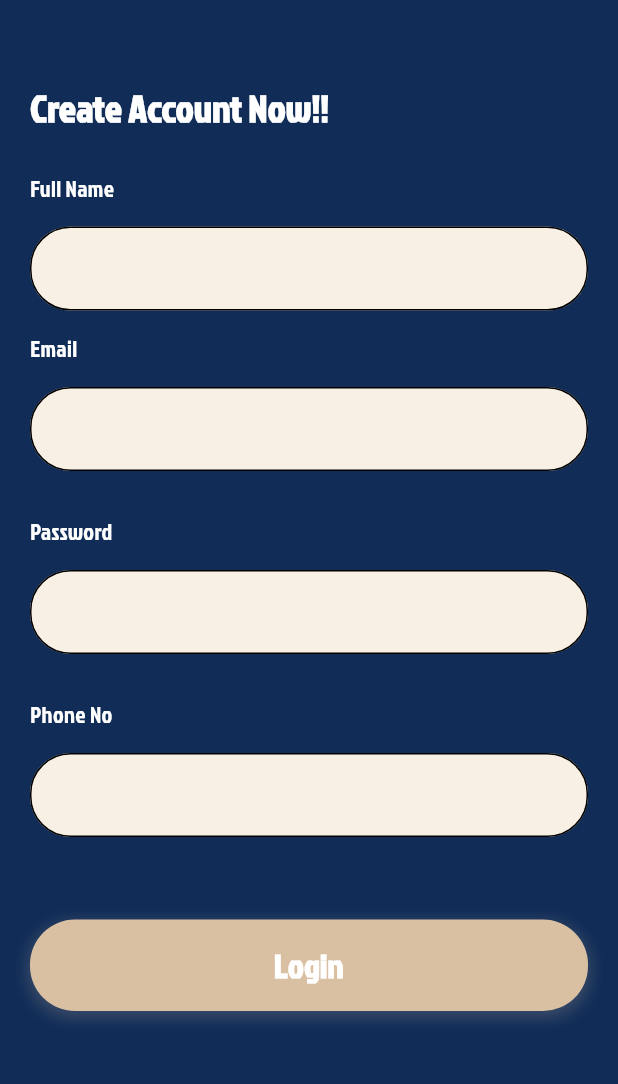
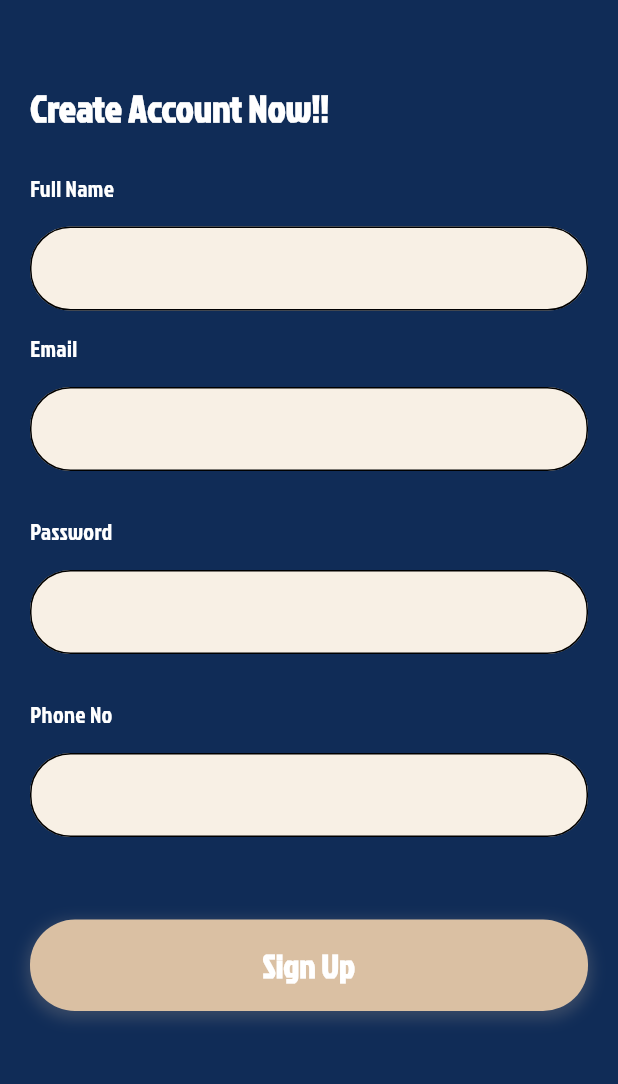
Before and after one commit to Bukola-liz/apploginpage, a Flutter app: the SignupScreen screen opened by its route, on a phone screen of 412 x 824 dp, the part 63-1147 px from its top. Run offline on Flutter 3.47's test engine with Material 3 defaults, Android fonts, the phone set to English and light mode, and no system bars; our stand-ins replace flutter_svg.

Commit message:
Initial commit

```diff
--- a/lib/features/home/home_screen.dart
+++ b/lib/features/home/home_screen.dart
@@ -40,7 +40,7 @@ class HomeScreen extends StatelessWidget {
             crossAxisAlignment: CrossAxisAlignment.stretch,
 
             children: [
-              Image ( image: NetworkImage('https://images.app.goo.gl/zWBMdYCG9U4RxeSG9'),),
+             Image.asset(AppAssets.imagePng),
                Text(
             'Hello , Welcome !',
             textAlign: TextAlign.center,
--- a/lib/features/signup/signup_screen.dart
+++ b/lib/features/signup/signup_screen.dart
@@ -214,7 +214,7 @@ class _SignupScreenState extends State<SignupScreen> {
                         borderRadius: BorderRadius.circular(30),
                       ),
                       child: Text(
-                        'Login',
+                        'Sign Up',
                         textAlign: TextAlign.center,
                         style: baseTextStyle.copyWith(
                           fontWeight: FontWeight.w600,
--- a/lib/shared/assets.dart
+++ b/lib/shared/assets.dart
@@ -1,7 +1,11 @@
 class AppAssets {
 
-  static const String _svgBase = 'assets/svgs/';
+  static const String _svgBase = "assets/svgs/";
+  static const String _imgBase = "assets/images/";
+
   static const String appleIcon = '${_svgBase}apple.svg';
+
+  static const String imagePng = '${_imgBase}imgg.png';
   static const String backgroundSvg = '${_svgBase}bg.svg';
   static const String closeIconSvg = '${_svgBase}close_icon.svg';
   static const String facebookSvg = '${_svgBase}fb.svg';
```
Also changed, not shown: assets/images/imgg.png (added).
